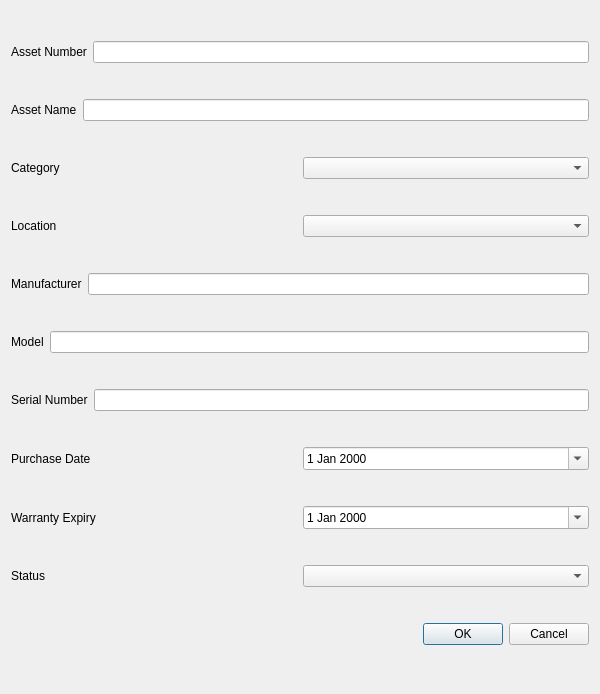
The window that MaintenanceSystem/app/ui/forms/add_asset.ui (Apie-dup/MaintenanceSystem) describes before a commit, drawn with Qt 5.
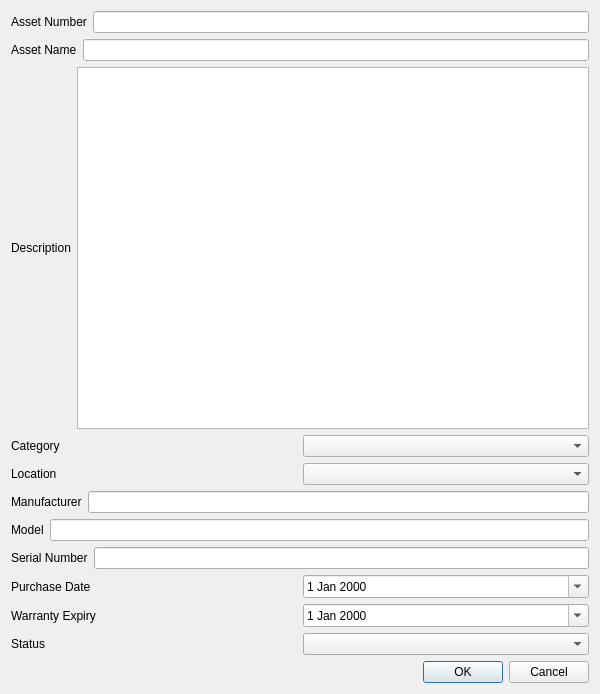
The same window after the commit.

The edit to the form file:
```diff
--- a/MaintenanceSystem/app/ui/forms/add_asset.ui
+++ b/MaintenanceSystem/app/ui/forms/add_asset.ui
@@ -52,6 +52,20 @@
      </item>
     </layout>
    </item>
+   <item>
+    <layout class="QHBoxLayout" name="horizontalLayout_3">
+     <item>
+      <widget class="QLabel" name="lblDescription">
+       <property name="text">
+        <string>Description</string>
+       </property>
+      </widget>
+     </item>
+     <item>
+      <widget class="QTextEdit" name="teDescription"/>
+     </item>
+    </layout>
+   </item>
    <item>
     <layout class="QHBoxLayout" name="horizontalLayout_4">
      <item>
```
